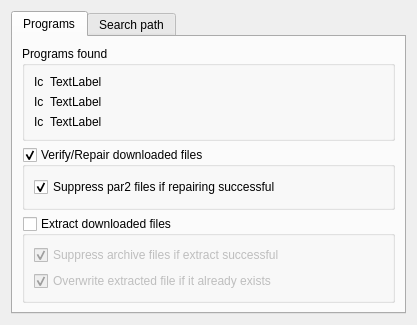
The window that src/preferences/preferencesprograms.ui (KDE/kwooty) describes before a commit, drawn with Qt 5.
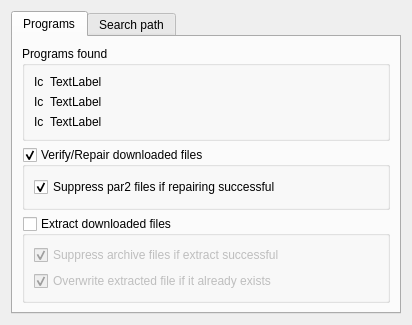
The same window after the commit. Custom widgets are drawn as their Qt base class.

The edit to the form file:
```diff
--- a/src/preferences/preferencesprograms.ui
+++ b/src/preferences/preferencesprograms.ui
@@ -6,8 +6,8 @@
    <rect>
     <x>0</x>
     <y>0</y>
-    <width>417</width>
-    <height>318</height>
+    <width>412</width>
+    <height>308</height>
    </rect>
   </property>
   <layout class="QGridLayout" name="gridLayout_6">
@@ -50,8 +50,8 @@
               </property>
               <property name="sizeHint" stdset="0">
                <size>
-                <width>298</width>
-                <height>14</height>
+                <width>100</width>
+                <height>13</height>
                </size>
               </property>
              </spacer>
@@ -81,7 +81,7 @@
               </property>
               <property name="sizeHint" stdset="0">
                <size>
-                <width>298</width>
+                <width>100</width>
                 <height>13</height>
                </size>
               </property>
@@ -112,7 +112,7 @@
               </property>
               <property name="sizeHint" stdset="0">
                <size>
-                <width>298</width>
+                <width>100</width>
                 <height>13</height>
                </size>
               </property>
```
